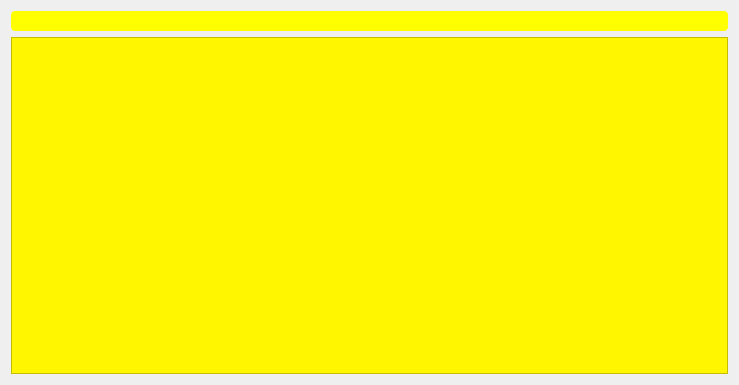
Above: MyProj/flighttablepage.ui from shahabbadihi/airport_managementt before the change. Below: the same form after it.
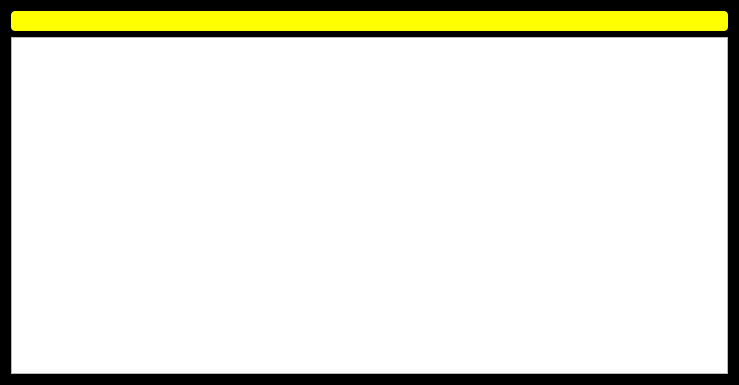
That is the form after the change.

What changed in the file:
```diff
--- a/MyProj/flighttablepage.ui
+++ b/MyProj/flighttablepage.ui
@@ -21,36 +21,37 @@
 }
 
 #FlightTablePage {
-
-}
-
-#tableView {
-	
-	
-	background-color: rgb(255, 246, 0);
+	background-color: rgb(0, 0, 0);
 }
 
 QTableView {
-    selection-background-color: rgb(0, 0, 0);
-	selection-color: rgb(255, 255, 0);
-	border-color: rgb(0, 0, 0);
+
+	color:  rgb(255, 246, 0);
+    
+	border-color:  rgb(255, 246, 0);
 }
 
+QTableView::item {
+	border: 1px solid rgb(255, 246, 0);
+	selection-background-color: qlineargradient(x1: 0, y1: 0, x2: 0.5, y2: 0.5,
+                                stop: 0 #FF92BB, stop: 1 white);
+}
+
+
 QHeaderView::section {
-    background-color: black;
-	color: yellow;
-    border: 2px solid yellow;
+    background-color:  rgb(255, 246, 0);
+	color: black;
+    border: 2px solid black;
 }
-
 QPushButton {
 	
-	background-color: rgb(0, 0, 0);
+	background-color:  rgb(255, 246, 0);
 	
-	color: rgb(255, 255, 0);
+	color: black;
 	border-radius : 3px;
-
 	padding : 2px;
-}</string>
+}
+</string>
   </property>
   <layout class="QVBoxLayout" name="verticalLayout">
    <item>
```
